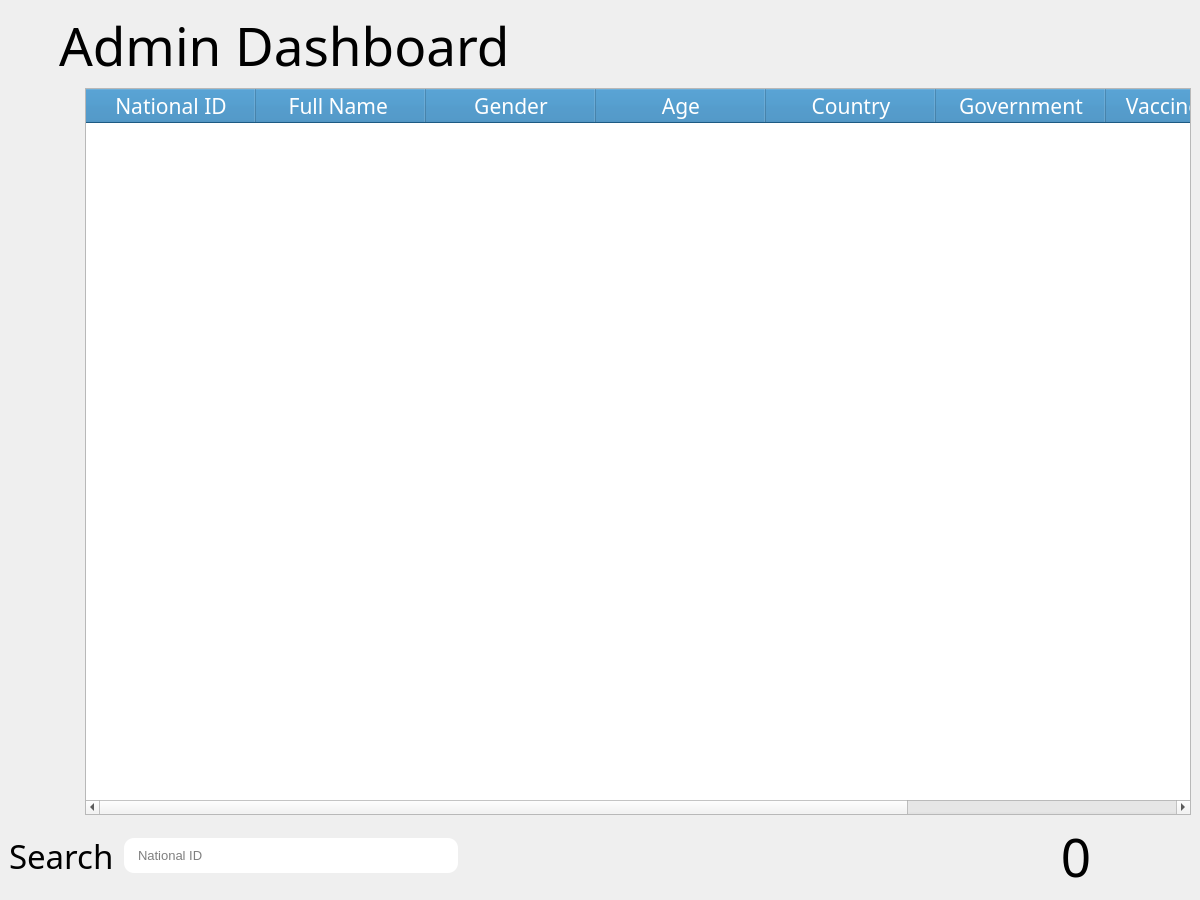
omarelshopky/VaccineTrackingSystem, file Views/AdminDashboardView/AdminDashboardView.ui: the form before one commit.
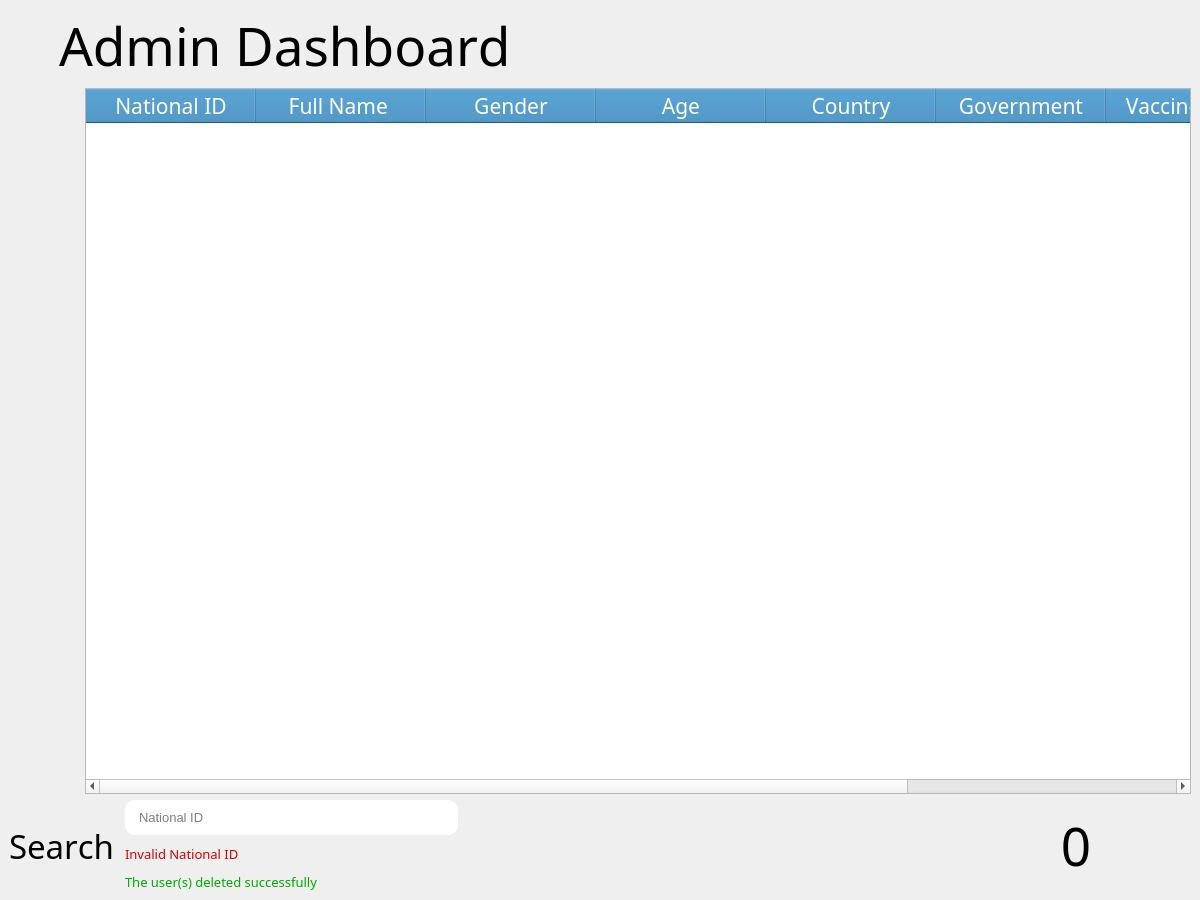
The form after the commit. Icons and pictures are not drawn.

```diff
--- a/Views/AdminDashboardView/AdminDashboardView.ui
+++ b/Views/AdminDashboardView/AdminDashboardView.ui
@@ -16,6 +16,11 @@
     <height>900</height>
    </size>
   </property>
+  <property name="font">
+   <font>
+    <kerning>false</kerning>
+   </font>
+  </property>
   <property name="windowTitle">
    <string>MainWindow</string>
   </property>
@@ -29,6 +34,7 @@
          <font>
           <family>Berlin Sans FB</family>
           <pointsize>40</pointsize>
+          <kerning>false</kerning>
          </font>
         </property>
         <property name="text">
@@ -353,6 +359,7 @@
           <weight>50</weight>
           <italic>false</italic>
           <bold>false</bold>
+          <kerning>false</kerning>
          </font>
         </property>
         <property name="text">
@@ -364,6 +371,8 @@
        </widget>
       </item>
       <item>
+       <layout class="QVBoxLayout" name="nationalIdVLayout">
+        <item>
        <widget class="QLineEdit" name="nationalIdInput">
         <property name="minimumSize">
          <size>
@@ -390,6 +399,9 @@
 padding-left: 12px;
 }</string>
         </property>
+          <property name="text">
+           <string/>
+          </property>
         <property name="maxLength">
          <number>14</number>
         </property>
@@ -405,6 +417,45 @@
        </widget>
       </item>
       <item>
+         <widget class="QLabel" name="nationalIdError">
+          <property name="font">
+           <font>
+            <family>Berlin Sans FB</family>
+            <pointsize>10</pointsize>
+           </font>
+          </property>
+          <property name="styleSheet">
+           <string notr="true">QLabel{
+color:rgb(218, 0, 0)
+}</string>
+          </property>
+          <property name="text">
+           <string>Invalid National ID</string>
+          </property>
+         </widget>
+        </item>
+        <item>
+         <widget class="QLabel" name="deleteMsg">
+          <property name="font">
+           <font>
+            <family>Berlin Sans FB</family>
+            <pointsize>10</pointsize>
+           </font>
+          </property>
+          <property name="styleSheet">
+           <string notr="true">color: rgb(0, 170, 0);</string>
+          </property>
+          <property name="text">
+           <string>The user(s) deleted successfully</string>
+          </property>
+          <property name="alignment">
+           <set>Qt::AlignLeading|Qt::AlignLeft|Qt::AlignVCenter</set>
+          </property>
+         </widget>
+        </item>
+       </layout>
+      </item>
+      <item>
        <widget class="QPushButton" name="searchBtn">
         <property name="minimumSize">
          <size>
@@ -534,6 +585,7 @@
          <font>
           <family>Berlin Sans FB</family>
           <pointsize>40</pointsize>
+          <kerning>false</kerning>
          </font>
         </property>
         <property name="text">
```
Left out of the diff: 32 changed lines with no effect on the pictures. Lines whose indentation alone changed are shown as unchanged.
